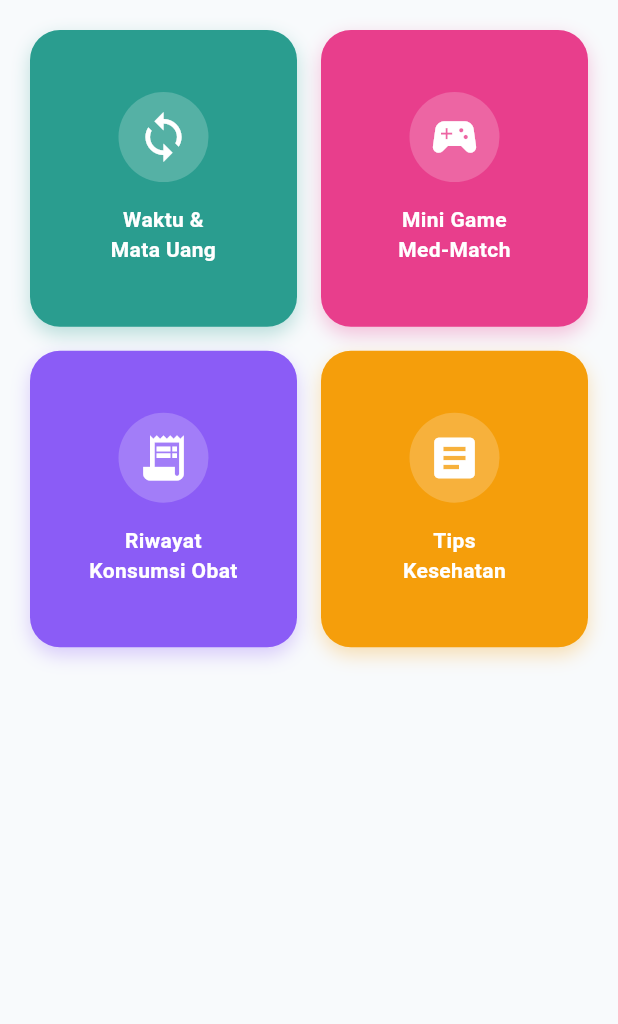
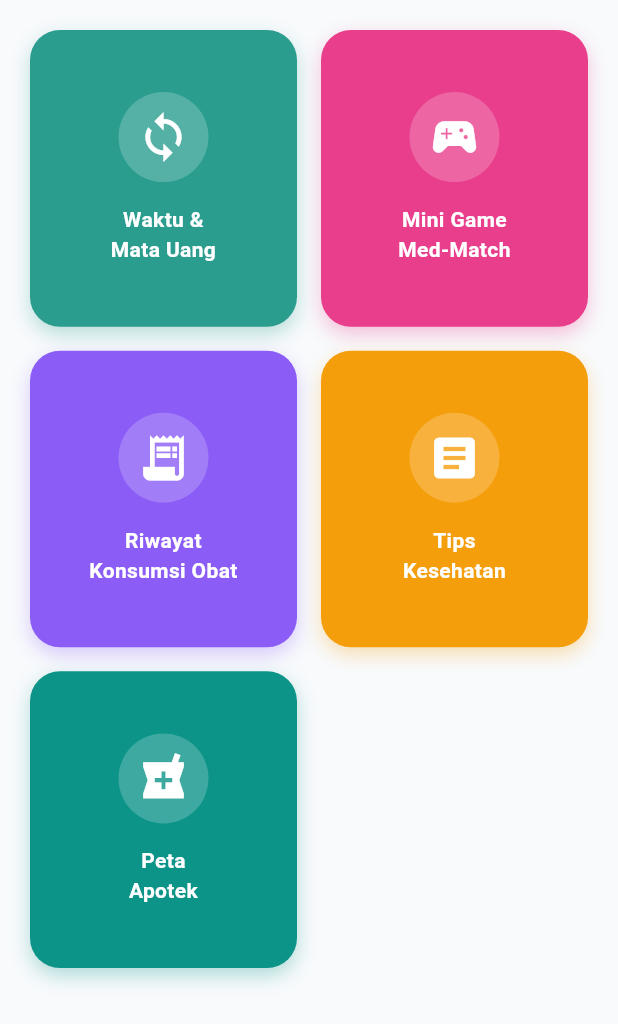
Before and after one commit to IrhamAnakMamah/TPM, a Flutter app: the ToolsMenuScreen screen opened directly, on a phone screen of 412 x 824 dp. Shown: the top 1024 px of the screen. Run offline on Flutter 3.47's test engine with Material 3 defaults, Android fonts, the light colour scheme and no system bars; our stand-ins replace flutter_local_notifications, geolocator, google_maps_flutter, permission_handler, sensors_plus, sqflite and 1 more; accounts and stored records are empty.

Commit message:
fix: add google maps api key placeholder and pharmacy map menu
- Add Google Maps API key meta-data in AndroidManifest.xml
- Add 'Peta Apotek' menu in utilities tools menu
- Fix import path in database_helper.dart
- Fix const to final for notification details
- Add getMedicationById method in database_helper

```diff
--- a/lib/core/services/notification_service.dart
+++ b/lib/core/services/notification_service.dart
@@ -224,7 +224,7 @@ class NotificationService {
         presentSound: true,
       );
 
-      const notificationDetails = NotificationDetails(
+      final notificationDetails = NotificationDetails(
         android: androidDetails,
         iOS: iosDetails,
       );
@@ -331,7 +331,7 @@ class NotificationService {
         presentSound: true,
       );
 
-      const notificationDetails = NotificationDetails(
+      final notificationDetails = NotificationDetails(
         android: androidDetails,
         iOS: iosDetails,
       );
--- a/lib/features/utilities/screens/tools_menu_screen.dart
+++ b/lib/features/utilities/screens/tools_menu_screen.dart
@@ -3,6 +3,7 @@ import 'package:flutter/material.dart';
 import 'conversion_screen.dart';
 import 'mini_game_screen.dart';
 import 'health_articles_screen.dart';
+import '../../pharmacy_map/screens/map_screen.dart';
 // import 'history_screen.dart'; // Tetep di-comment biar aman
 
 class ToolsMenuScreen extends StatelessWidget {
@@ -62,6 +63,15 @@ class ToolsMenuScreen extends StatelessWidget {
               color: const Color(0xFFF59E0B),
               onTap: () => Navigator.push(context, MaterialPageRoute(builder: (_) => HealthArticlesScreen())),
             ),
+
+            // 5. MENU PETA APOTEK
+            _buildMenuCard(
+              context,
+              title: 'Peta\nApotek',
+              icon: Icons.local_pharmacy,
+              color: const Color(0xFF0D9488),
+              onTap: () => Navigator.push(context, MaterialPageRoute(builder: (_) => MapScreen())),
+            ),
           ],
         ),
       ),
```
Also changed, not shown: lib/data/local/database_helper.dart (+15 -1 lines), 1 other file.
